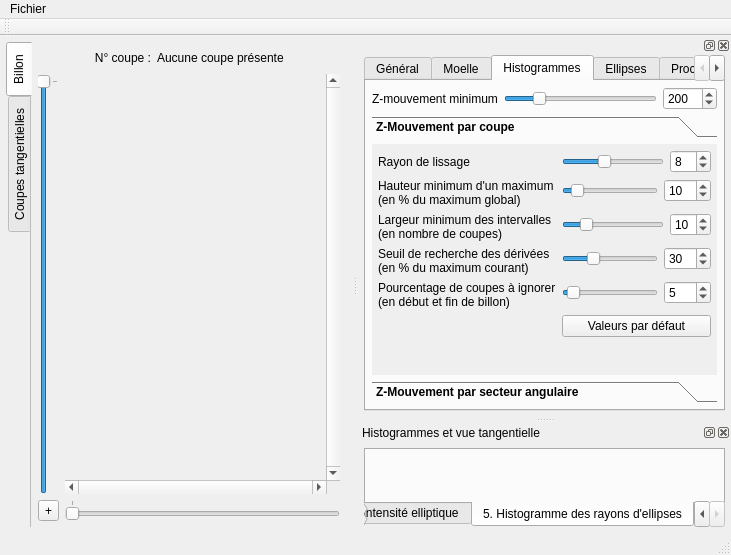
This is ui/mainwindow.ui in akrah/TKDetection as Qt 5 draws it before an edit. The edited form follows.
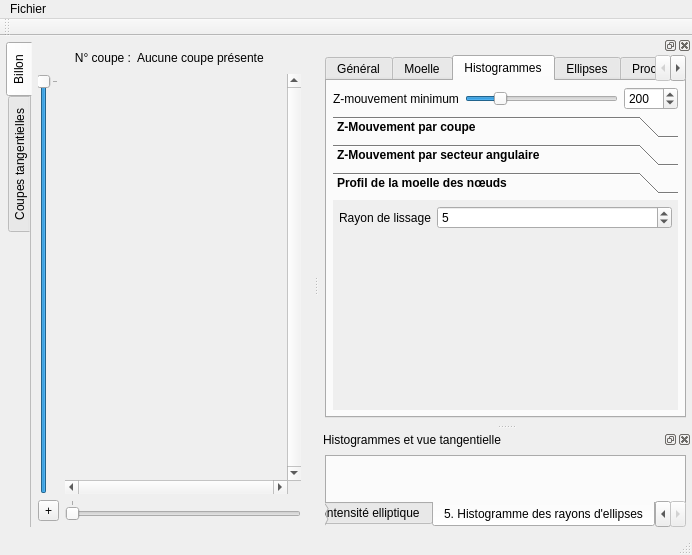
This is the edited form. The open tabs and pages were chosen to show the change. Custom widgets are drawn as their Qt base class.

Commit message: Suite de l'amélioration de l'extraction de la moelle et début de l'amélioration des étapes suivantes.

The edit to the form file:
```diff
--- a/ui/mainwindow.ui
+++ b/ui/mainwindow.ui
@@ -6,7 +6,7 @@
    <rect>
     <x>0</x>
     <y>0</y>
-    <width>731</width>
+    <width>692</width>
     <height>555</height>
    </rect>
   </property>
@@ -243,8 +243,8 @@
     <rect>
      <x>0</x>
      <y>0</y>
-     <width>731</width>
-     <height>22</height>
+     <width>692</width>
+     <height>25</height>
     </rect>
    </property>
    <widget class="QMenu" name="menuFichier">
@@ -1212,8 +1212,8 @@
              <rect>
               <x>0</x>
               <y>0</y>
-              <width>360</width>
-              <height>243</height>
+              <width>388</width>
+              <height>248</height>
              </rect>
             </property>
             <attribute name="label">
@@ -1798,6 +1798,50 @@
              </item>
             </layout>
            </widget>
+           <widget class="QWidget" name="page_2">
+            <property name="geometry">
+             <rect>
+              <x>0</x>
+              <y>0</y>
+              <width>335</width>
+              <height>115</height>
+             </rect>
+            </property>
+            <attribute name="label">
+             <string>Profil de la moelle des nœuds</string>
+            </attribute>
+            <layout class="QFormLayout" name="formLayout_8">
+             <item row="0" column="0">
+              <widget class="QLabel" name="label_30">
+               <property name="font">
+                <font>
+                 <weight>50</weight>
+                 <bold>false</bold>
+                </font>
+               </property>
+               <property name="text">
+                <string>Rayon de lissage</string>
+               </property>
+              </widget>
+             </item>
+             <item row="0" column="1">
+              <widget class="QSpinBox" name="_spinKnotPithProfileSmoothingRadius">
+               <property name="font">
+                <font>
+                 <weight>50</weight>
+                 <bold>false</bold>
+                </font>
+               </property>
+               <property name="maximum">
+                <number>40</number>
+               </property>
+               <property name="value">
+                <number>5</number>
+               </property>
+              </widget>
+             </item>
+            </layout>
+           </widget>
           </widget>
          </item>
         </layout>
```
Left out of the diff: 48 changed lines with no effect on the pictures. The commit also changes 6 other files.
